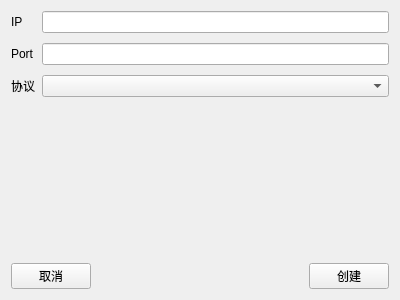
Above: createobject.ui from AilenSpace/SocketDebugger before the change. Below: the same form after it.
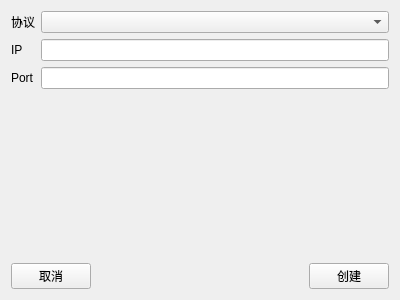
That is the form after the change.

```diff
--- a/createobject.ui
+++ b/createobject.ui
@@ -50,23 +50,34 @@
    </item>
    <item row="0" column="0">
     <layout class="QFormLayout" name="formLayout">
-     <property name="horizontalSpacing">
-      <number>7</number>
-     </property>
-     <property name="verticalSpacing">
-      <number>10</number>
-     </property>
      <item row="0" column="0">
+      <widget class="QLabel" name="label_3">
+       <property name="text">
+        <string>协议</string>
+       </property>
+      </widget>
+     </item>
+     <item row="0" column="1">
+      <widget class="QComboBox" name="comboBoxProto">
+       <property name="sizePolicy">
+        <sizepolicy hsizetype="Expanding" vsizetype="Fixed">
+         <horstretch>0</horstretch>
+         <verstretch>0</verstretch>
+        </sizepolicy>
+       </property>
+      </widget>
+     </item>
+     <item row="1" column="0">
       <widget class="QLabel" name="label">
        <property name="text">
         <string>IP</string>
        </property>
       </widget>
      </item>
-     <item row="0" column="1">
+     <item row="1" column="1">
       <widget class="QLineEdit" name="lineEditIP"/>
      </item>
-     <item row="1" column="0">
+     <item row="2" column="0">
       <widget class="QLabel" name="label_2">
        <property name="toolTip">
         <string/>
@@ -88,7 +99,7 @@
        </property>
       </widget>
      </item>
-     <item row="1" column="1">
+     <item row="2" column="1">
       <widget class="QLineEdit" name="lineEditPort">
        <property name="toolTip">
         <string/>
@@ -107,23 +118,6 @@
        </property>
       </widget>
      </item>
-     <item row="2" column="0">
-      <widget class="QLabel" name="label_3">
-       <property name="text">
-        <string>协议</string>
-       </property>
-      </widget>
-     </item>
-     <item row="2" column="1">
-      <widget class="QComboBox" name="comboBoxProto">
-       <property name="sizePolicy">
-        <sizepolicy hsizetype="Expanding" vsizetype="Fixed">
-         <horstretch>0</horstretch>
-         <verstretch>0</verstretch>
-        </sizepolicy>
-       </property>
-      </widget>
-     </item>
     </layout>
    </item>
    <item row="1" column="0">
```
Left out of the diff: 62 changed lines with no effect on the pictures.
